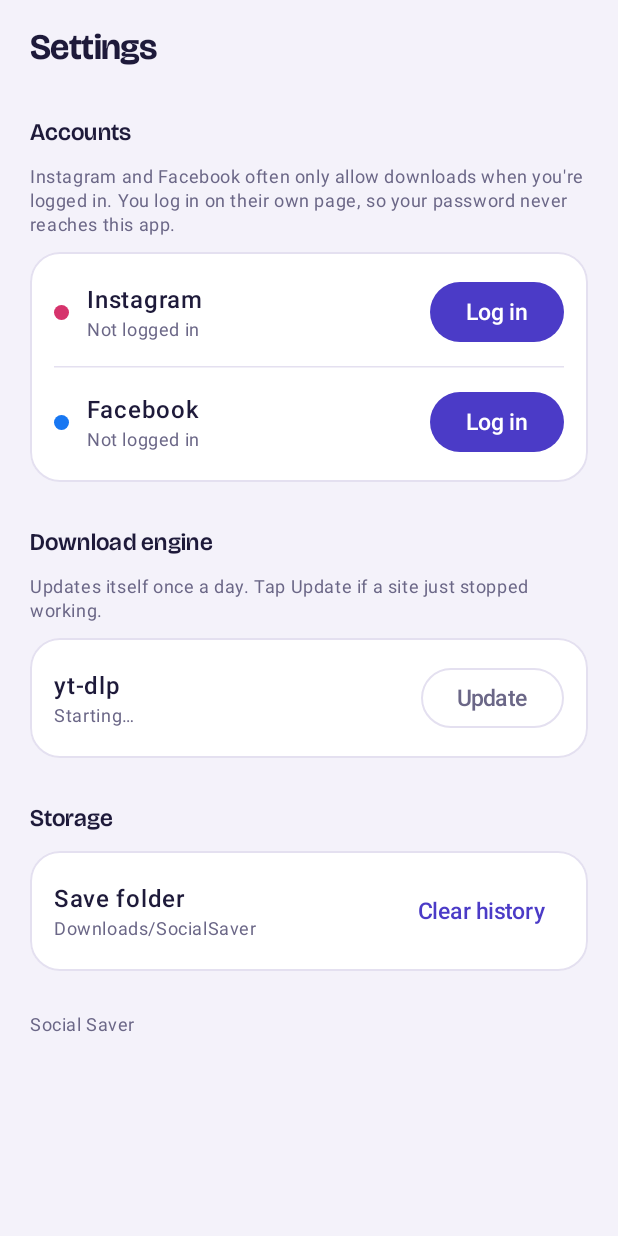
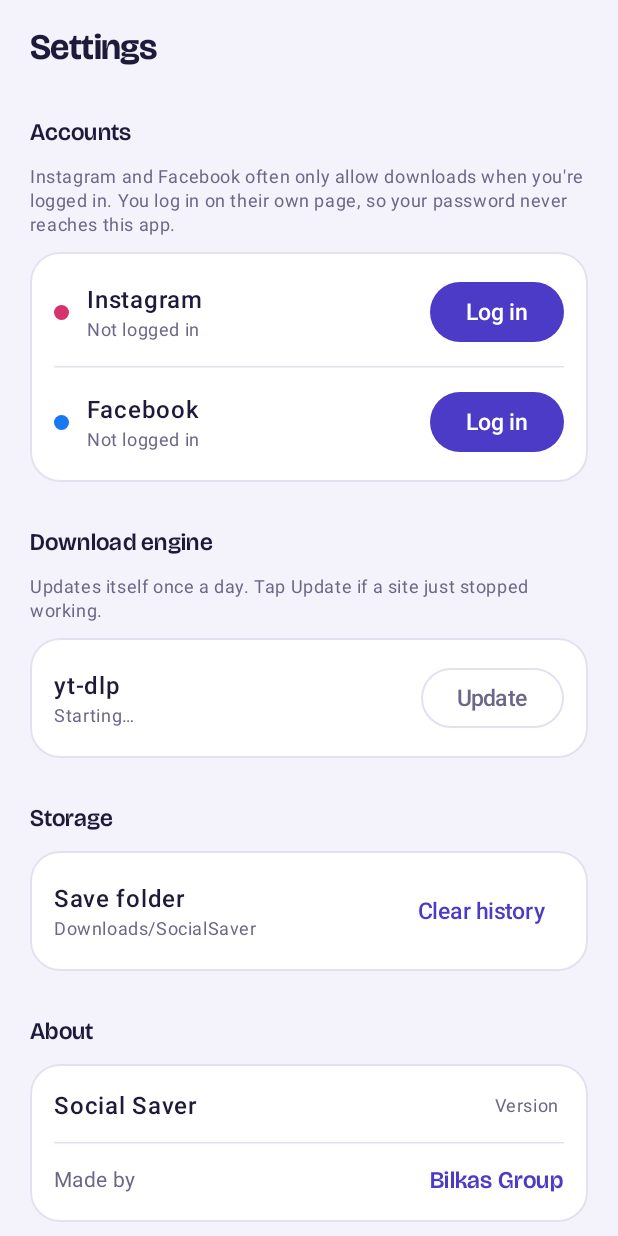
Before and after one commit to bilalalkassas81-rgb/social-saver-android, an Android app built with Jetpack Compose: the composable SettingsScreen shown on its own in the app's theme, on a phone screen of 412 x 824 dp. Run offline under Robolectric (Android 15) with nearby library versions, the phone set to English and light mode, and no system bars; pictures from the network do not load; 2 statements that could not run were skipped.

Commit message:
Add 'Made by Bilkas Group' to Settings > About

```diff
--- a/app/src/main/java/com/socialsaver/ui/SettingsScreen.kt
+++ b/app/src/main/java/com/socialsaver/ui/SettingsScreen.kt
@@ -106,7 +106,24 @@ fun SettingsScreen(vm: MainViewModel, onLogin: (Platform) -> Unit) {
             }
         }
 
-        Text("Social Saver ${BuildConfig.VERSION_NAME}", style = MaterialTheme.typography.bodySmall, color = muted)
+        Section("About", null) {
+            Row(Modifier.padding(vertical = 12.dp), verticalAlignment = Alignment.CenterVertically) {
+                Text("Social Saver", style = MaterialTheme.typography.bodyLarge, fontWeight = FontWeight.SemiBold, modifier = Modifier.weight(1f))
+                Text("Version ${BuildConfig.VERSION_NAME}", style = MaterialTheme.typography.bodySmall, color = muted)
+            }
+            HorizontalDivider(color = MaterialTheme.colorScheme.outlineVariant)
+            Row(Modifier.padding(vertical = 12.dp), verticalAlignment = Alignment.CenterVertically) {
+                Text("Made by", style = MaterialTheme.typography.bodyMedium, color = muted, modifier = Modifier.weight(1f))
+                Text("Bilkas Group", style = MaterialTheme.typography.titleMedium, color = MaterialTheme.colorScheme.primary)
+            }
+        }
+
+        Text(
+            "© Bilkas Group",
+            style = MaterialTheme.typography.bodySmall,
+            color = muted,
+            modifier = Modifier.align(Alignment.CenterHorizontally),
+        )
     }
 
     if (confirmClear) {
```
Also changed, not shown: 1 other file.
